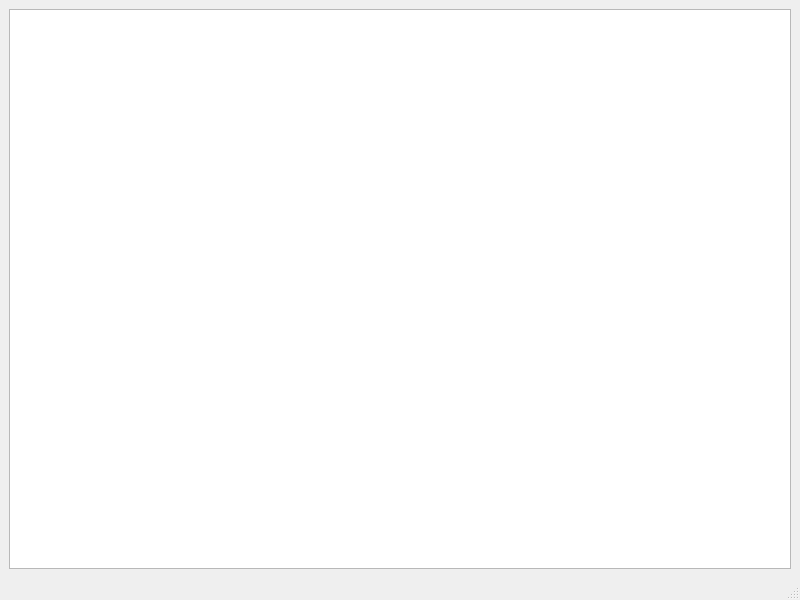
AlekseevValeriy/asdasd, file main.ui: the form before one commit.
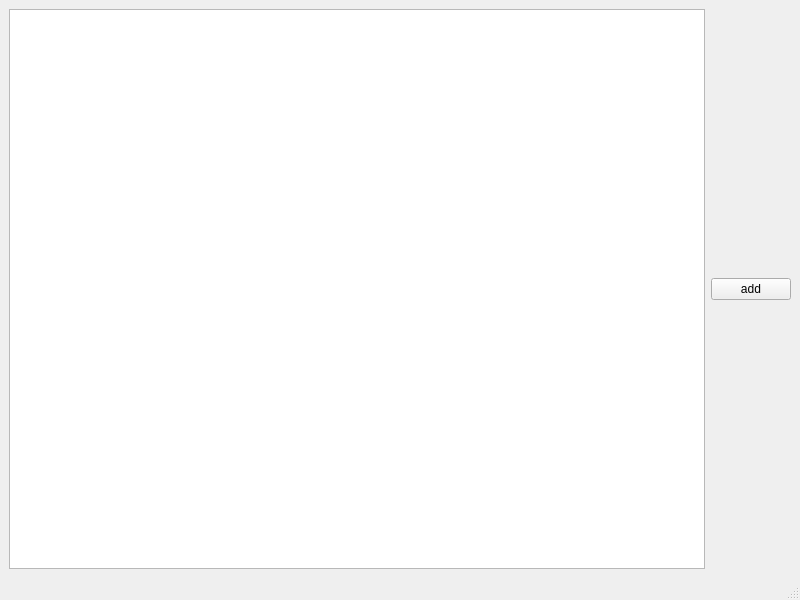
The form after the commit.

```diff
--- a/main.ui
+++ b/main.ui
@@ -14,10 +14,17 @@
    <string>MainWindow</string>
   </property>
   <widget class="QWidget" name="centralwidget">
-   <layout class="QGridLayout" name="gridLayout">
-    <item row="0" column="0">
+   <layout class="QHBoxLayout" name="horizontalLayout">
+    <item>
      <widget class="QTableWidget" name="tableWidget"/>
     </item>
+    <item>
+     <widget class="QPushButton" name="add_b">
+      <property name="text">
+       <string>add</string>
+      </property>
+     </widget>
+    </item>
    </layout>
   </widget>
   <widget class="QMenuBar" name="menubar">
```
